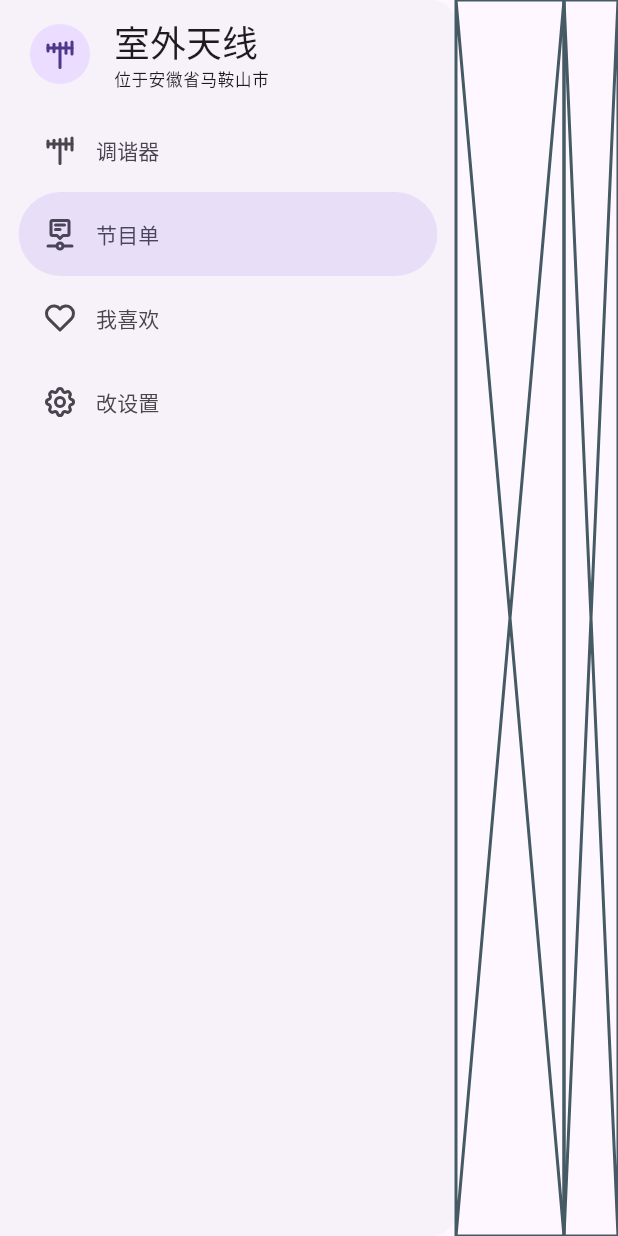
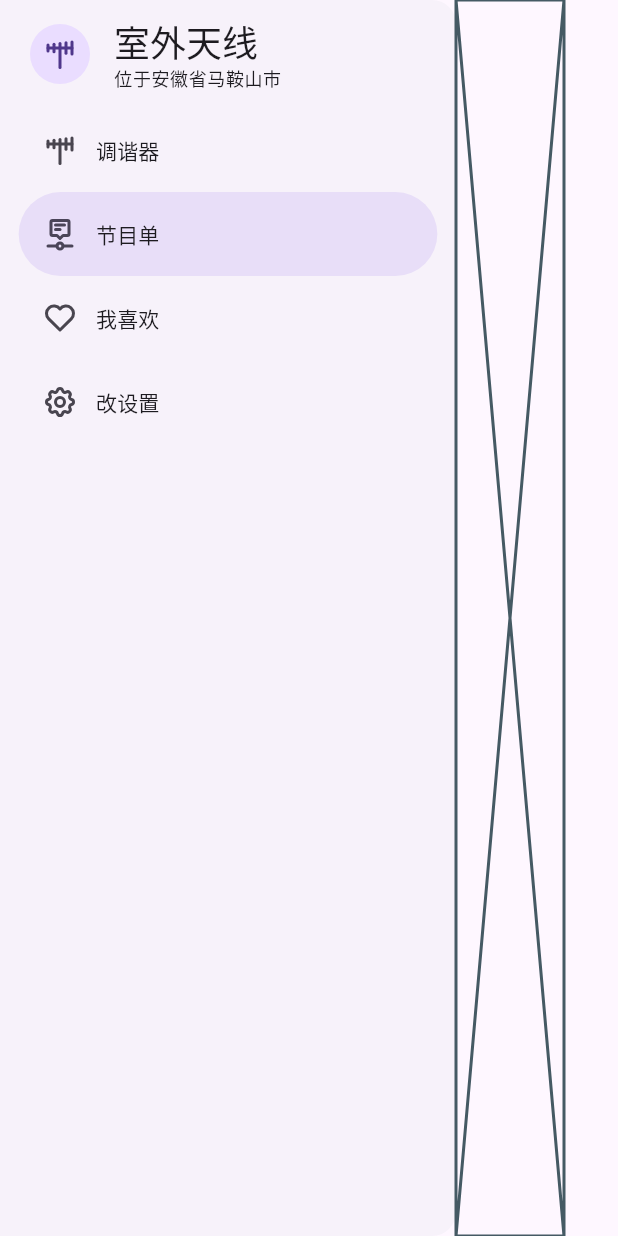
Before and after one commit to TaoEngine/outdoor_aerial_client, a Flutter app: the screen it shows after launch, after a tap on "节目单", on a phone screen of 412 x 824 dp. Run offline on Flutter 3.47's test engine with Material 3 defaults, Android fonts, the phone set to English and light mode, and no system bars; drawn by our look-alikes of dynamic_color; our stand-ins replace another_flutter_splash_screen, audio_service, flutter_tabler_icons, go_router; missing offline and left inert: flutter_soloud, m3e_collection.

Commit message:
首页字体调整

```diff
--- a/lib/page/main_page.dart
+++ b/lib/page/main_page.dart
@@ -25,16 +25,25 @@ class _MainPageState extends State<MainPage> {
         child: ListTile(
           leading: CircleAvatar(child: Icon(TablerIcons.antenna)),
           title: Text("室外天线", style: Theme.of(context).textTheme.headlineSmall),
-          subtitle: Text("位于安徽省马鞍山市", style: Theme.of(context).textTheme.labelSmall),
+          subtitle: Text("位于安徽省马鞍山市", style: Theme.of(context).textTheme.bodySmall),
         ),
       ),
-      const NavigationDrawerDestination(icon: Icon(TablerIcons.antenna), label: Text("调谐器")),
-      const NavigationDrawerDestination(
+      NavigationDrawerDestination(
+        icon: Icon(TablerIcons.antenna),
+        label: Text("调谐器", style: Theme.of(context).textTheme.labelLarge),
+      ),
+      NavigationDrawerDestination(
         icon: Icon(TablerIcons.timeline_event_text),
-        label: Text("节目单"),
+        label: Text("节目单", style: Theme.of(context).textTheme.labelLarge),
       ),
-      const NavigationDrawerDestination(icon: Icon(TablerIcons.heart), label: Text("我喜欢")),
-      NavigationDrawerDestination(icon: Icon(TablerIcons.settings), label: Text("改设置")),
+      NavigationDrawerDestination(
+        icon: Icon(TablerIcons.heart),
+        label: Text("我喜欢", style: Theme.of(context).textTheme.labelLarge),
+      ),
+      NavigationDrawerDestination(
+        icon: Icon(TablerIcons.settings),
+        label: Text("改设置", style: Theme.of(context).textTheme.labelLarge),
+      ),
     ];
 
     return ChangeNotifierProvider<MusicProgramProvider>(
@@ -61,7 +70,7 @@ class _MainPageState extends State<MainPage> {
                 _ => TunerPage(),
               },
             ),
-            Expanded(flex: 1, child: Placeholder()),
+            Expanded(flex: 1, child: Container()),
           ],
         ),
       ),
```
